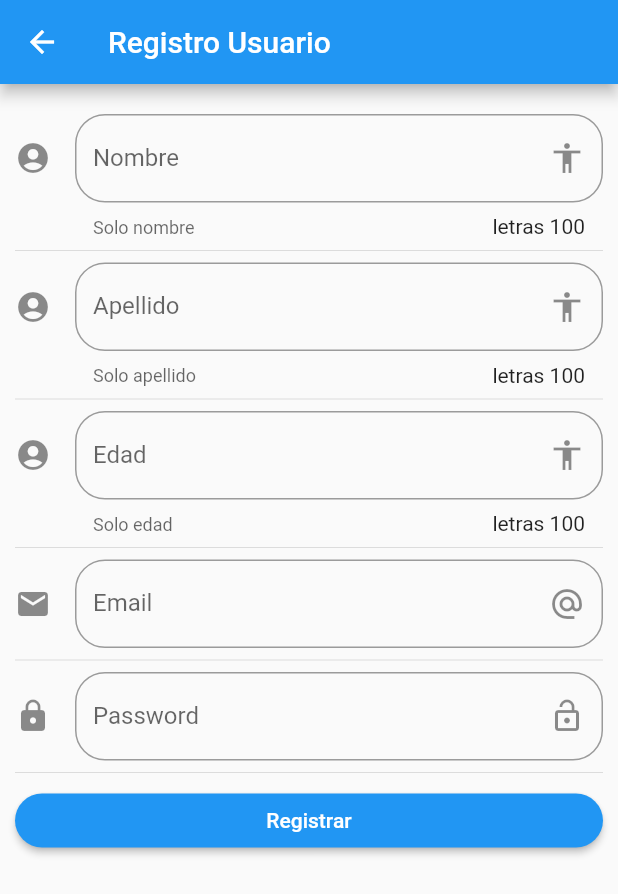
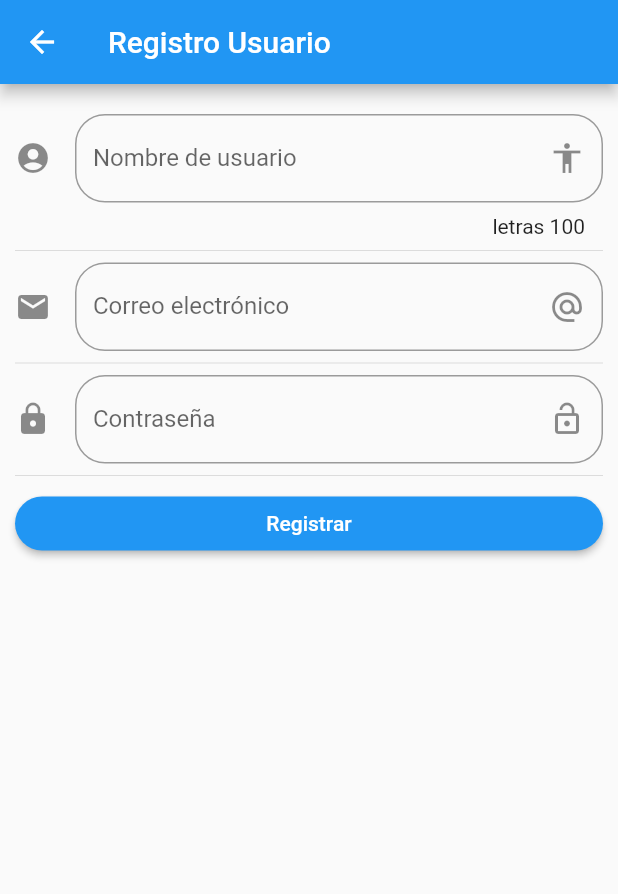
Before and after one commit to sebastianjsam/MoviePhileFrontend, a Flutter app: the RegistroPage screen opened by its route, on a phone screen of 412 x 824 dp. Shown: the top 894 px of the screen. Run offline on Flutter 3.47's test engine with Material 2 defaults, Android fonts, the phone set to English and light mode, and no system bars; drawn by our look-alikes of overlay_support; our stand-ins replace shared_preferences; accounts and stored records are empty; network calls fail.

Commit message:
1. Se agrega funcionalidad de registro de usuarios. 2. Se agrega funcionalidad de guardar token jwt y obtenerlo dinamicamente. 3. Se agrega funcionalidad de decodificar token jwt para obtener informacióno del usuario.

```diff
--- a/MoviePhile_Frontend/lib/src/Model/User.dart
+++ b/MoviePhile_Frontend/lib/src/Model/User.dart
@@ -1,13 +1,21 @@
 class User {
   String id;
   String userName;
+  String email;
+  String password;
 
-  User({this.id, this.userName});
+  User({this.id, this.userName, this.email, this.password});
 
   factory User.fromJson(Map<String, dynamic> json) {
     return User(
-      id: json['token'],
-      userName: json['token'],
+      id: json['id'],
+      userName: json['user'],
+      email: json['email'],
+      password: json['password']
     );
   }
+
+  Map<String, dynamic> toJson() => {
+    "id": this.id, "name": this.userName, "email": this.email, "password": this.password
+  };
 }
--- a/MoviePhile_Frontend/lib/src/pages/FilmComment.dart
+++ b/MoviePhile_Frontend/lib/src/pages/FilmComment.dart
@@ -33,7 +33,7 @@ class _CommentFilmState extends State<CommentFilm> {
 
   @override
   Widget build(BuildContext context) {
-    String userID = "cf282ca3-4017-4778-9999-454faaf3cc15";
+    String userID = "";
     final _comentario = TextEditingController(text: "");
     print(ModalRoute.of(context).settings.arguments);
 
@@ -145,7 +145,7 @@ class _CommentFilmState extends State<CommentFilm> {
         child: Row(
           children: [
             Text(
-              "Jsam@gmail.com",
+              "Comenta...",
               style: TextStyle(),
             ),
           ],
--- a/MoviePhile_Frontend/lib/src/pages/Registro_page.dart
+++ b/MoviePhile_Frontend/lib/src/pages/Registro_page.dart
@@ -1,4 +1,6 @@
 import 'package:flutter/material.dart';
+import 'package:flutter_demo/src/Model/User.dart';
+import 'package:flutter_demo/src/services/user_service.dart';
 
 class RegistroPage extends StatefulWidget {
   @override
@@ -6,10 +8,11 @@ class RegistroPage extends StatefulWidget {
 }
 
 class _RegistroPageState extends State<RegistroPage> {
-  String _nombre;
-  String _apellido;
-  String _email = '';
-  String _password = '';
+  User user;
+  final _id = TextEditingController();
+  final _name = TextEditingController();
+  final _email = TextEditingController();
+  final _password = TextEditingController();
   @override
   Widget build(BuildContext context) {
     return Scaffold(
@@ -21,10 +24,10 @@ class _RegistroPageState extends State<RegistroPage> {
         children: <Widget>[
           _crearNombre(),
           Divider(),
-          _crearApellido(),
-          Divider(),
-          _crearEdad(),
-          Divider(),
+          // _crearApellido(),
+          // Divider(),
+          // _crearEdad(),
+          // Divider(),
           _crearEmail(),
           Divider(),
           _crearContrasena(),
@@ -36,7 +39,24 @@ class _RegistroPageState extends State<RegistroPage> {
             textColor: Colors.white,
             shape: StadiumBorder(),
             onPressed: () {
-              Navigator.pop(context);
+              // Navigator.pop(context);
+              if(_name.text.isEmpty || _email.text.isEmpty || _password.text.isEmpty) {
+                _buildAlert(context);
+              } else {
+                user = User(
+                  userName: _name.text,
+                  email: _email.text,
+                  password: _password.text
+                );
+
+                register(user).then((value) => {
+                  if (value != null) {
+                    Navigator.pushNamed(context, 'Consultar Titulo')
+                  } else {
+                    // _buildAlert(context)
+                  }
+                });
+              }
             },
           ),
         ],
@@ -49,82 +69,74 @@ class _RegistroPageState extends State<RegistroPage> {
   Widget _crearNombre() {
     return TextField(
       //autofocus: true,
+      controller: _name,
       textCapitalization: TextCapitalization.sentences,
       decoration: InputDecoration(
-          border: OutlineInputBorder(borderRadius: BorderRadius.circular(20.0)),
-          counter: Text('letras 100'),
-          hintText: 'Nombre usuario',
-          labelText: 'Nombre',
-          helperText: 'Solo nombre',
-          suffixIcon: Icon(Icons.accessibility),
-          icon: Icon(Icons.account_circle)),
-      onChanged: (valor) {
-        setState(() {
-          _nombre = valor;
-        });
-      },
+        border: OutlineInputBorder(borderRadius: BorderRadius.circular(20.0)),
+        counter: Text('letras 100'),
+        hintText: 'Nombre de usuario',
+        labelText: 'Nombre de usuario',
+        suffixIcon: Icon(Icons.accessibility),
+        icon: Icon(Icons.account_circle)
+      )
     );
   }
 
 // Metodo que estructura el campo del nombre de apellido
 // return el campo de ingresar en apellido
-  Widget _crearApellido() {
-    return TextField(
-      //autofocus: true,
-      textCapitalization: TextCapitalization.sentences,
-      decoration: InputDecoration(
-          border: OutlineInputBorder(borderRadius: BorderRadius.circular(20.0)),
-          counter: Text('letras 100'),
-          hintText: 'Apellido usuario',
-          labelText: 'Apellido',
-          helperText: 'Solo apellido',
-          suffixIcon: Icon(Icons.accessibility),
-          icon: Icon(Icons.account_circle)),
-      onChanged: (valor) {
-        setState(() {
-          _apellido = valor;
-        });
-      },
-    );
-  }
+  // Widget _crearApellido() {
+  //   return TextField(
+  //     //autofocus: true,
+  //     textCapitalization: TextCapitalization.sentences,
+  //     decoration: InputDecoration(
+  //         border: OutlineInputBorder(borderRadius: BorderRadius.circular(20.0)),
+  //         counter: Text('letras 100'),
+  //         hintText: 'Apellido usuario',
+  //         labelText: 'Apellido',
+  //         helperText: 'Solo apellido',
+  //         suffixIcon: Icon(Icons.accessibility),
+  //         icon: Icon(Icons.account_circle)),
+  //     onChanged: (valor) {
+  //       setState(() {
+  //         _apellido = valor;
+  //       });
+  //     },
+  //   );
+  // }
 
-  Widget _crearEdad() {
-    return TextField(
-      //autofocus: true,
-      textCapitalization: TextCapitalization.sentences,
-      decoration: InputDecoration(
-          border: OutlineInputBorder(borderRadius: BorderRadius.circular(20.0)),
-          counter: Text('letras 100'),
-          hintText: 'Registrar Edad',
-          labelText: 'Edad',
-          helperText: 'Solo edad',
-          suffixIcon: Icon(Icons.accessibility),
-          icon: Icon(Icons.account_circle)),
-      onChanged: (valor) {
-        setState(() {
-          _apellido = valor;
-        });
-      },
-    );
-  }
+  // Widget _crearEdad() {
+  //   return TextField(
+  //     //autofocus: true,
+  //     textCapitalization: TextCapitalization.sentences,
+  //     decoration: InputDecoration(
+  //         border: OutlineInputBorder(borderRadius: BorderRadius.circular(20.0)),
+  //         counter: Text('letras 100'),
+  //         hintText: 'Registrar Edad',
+  //         labelText: 'Edad',
+  //         helperText: 'Solo edad',
+  //         suffixIcon: Icon(Icons.accessibility),
+  //         icon: Icon(Icons.account_circle)),
+  //     onChanged: (valor) {
+  //       setState(() {
+  //         _apellido = valor;
+  //       });
+  //     },
+  //   );
+  // }
 
   // Metodo que estructura el campo email
 // return el campo de ingresar email
   Widget _crearEmail() {
     return TextField(
       //autofocus: true,
+      controller: _email,
       keyboardType: TextInputType.emailAddress,
       decoration: InputDecoration(
           border: OutlineInputBorder(borderRadius: BorderRadius.circular(20.0)),
-          hintText: 'Email',
-          labelText: 'Email',
+          hintText: 'Correo electrónico',
+          labelText: 'Correo electrónico',
           suffixIcon: Icon(Icons.alternate_email),
-          icon: Icon(Icons.email)),
-      onChanged: (valor) {
-        setState(() {
-          _email = valor;
-        });
-      },
+          icon: Icon(Icons.email))
     );
   }
 
@@ -133,22 +145,41 @@ class _RegistroPageState extends State<RegistroPage> {
   Widget _crearContrasena() {
     return TextField(
       //autofocus: true,
+      controller: _password,
       obscureText: true,
       decoration: InputDecoration(
           border: OutlineInputBorder(borderRadius: BorderRadius.circular(20.0)),
-          hintText: 'Password',
-          labelText: 'Password',
+          hintText: 'Contraseña',
+          labelText: 'Contraseña',
           suffixIcon: Icon(Icons.lock_open),
-          icon: Icon(Icons.lock)),
-      onChanged: (valor) {
-        setState(() {
-          _password = valor;
-        });
+          icon: Icon(Icons.lock))
+    );
+  }
+
+  void _buildAlert(BuildContext context) {
+    showDialog(
+      context: context,
+      barrierDismissible: true,
+      builder: (context) {
+        return AlertDialog(
+          shape:
+              RoundedRectangleBorder(borderRadius: BorderRadius.circular(20.0)),
+          title: Text('Error'),
+          content: Column(
+            mainAxisSize: MainAxisSize.min,
+            children: <Widget>[
+              Text('Datos faltantes'),
+            ],
+          ),
+          actions: <Widget>[
+            FlatButton(
+                child: Text('OK'),
+                onPressed: () {
+                  Navigator.pop(context);
+                })
+          ],
+        );
       },
     );
   }
-
-// Metodo que estructura el campo texto que nuestra los campo que se estan escribiendo
-// return el campo un texto
-
 }
--- a/MoviePhile_Frontend/lib/src/services/SearchTitle_service.dart
+++ b/MoviePhile_Frontend/lib/src/services/SearchTitle_service.dart
@@ -1,14 +1,14 @@
 import 'dart:io';
 
 import 'package:flutter_demo/src/Model/Film.dart';
+import 'package:flutter_demo/src/services/user_service.dart';
 import 'package:flutter_demo/src/utils/TextApp.dart';
 import 'package:http/http.dart' as http;
 import 'dart:convert';
-
 import '../../main.dart';
 
 class searchTitle_service {
-  String token = TextApp.TOKEN_TEMPORAL;
+  String token;
 /**
    * Método que obtiene por medio de una petición get los datos de las películas y
    * series alojados en el API de la plataforma TMDB ya que estos van a ser mostrados
@@ -17,6 +17,7 @@ class searchTitle_service {
   String url = 'https://10.0.2.2:5001/api/Movies/popular';
   Future<List<Film>> getFilms() async {
     HttpOverrides.global = new MyHttpOverrides();
+    this.token =  await getStoredToken();
     final response = await http
         .get(Uri.parse(url), headers: {'Authorization': 'Bearer $token'});
 
@@ -35,6 +36,7 @@ class searchTitle_service {
   Future<List<Film>> getFilmsByName(String title) async {
     String url = 'https://10.0.2.2:5001/api/Movies/search?query=' + title;
     HttpOverrides.global = new MyHttpOverrides();
+    this.token = await getStoredToken();
     final response = await http
         .get(Uri.parse(url), headers: {'Authorization': 'Bearer $token'});
     List<Film> films = [];
@@ -52,7 +54,7 @@ class searchTitle_service {
   void addFilm(jsonData, List<Film> films, String path_img) {
     for (var item in jsonData["results"]) {
       films.add(Film(item["id"], item["original_title"],
-          '$path_img' '${item["poster_path"]}', item["overview"]));
+          '$path_img''${item["poster_path"]}', item["overview"]));
     }
   }
 }
--- a/MoviePhile_Frontend/pubspec.yaml
+++ b/MoviePhile_Frontend/pubspec.yaml
@@ -24,6 +24,7 @@ dependencies:
   flutter:
     sdk: flutter
   overlay_support: ^1.2.1
+  shared_preferences: ^2.0.6
 
 
   # The following adds the Cupertino Icons font to your application.
```
Also changed, not shown: MoviePhile_Frontend/lib/src/services/FilmCommentService.dart (+6 -2 lines), MoviePhile_Frontend/lib/src/services/user_service.dart (+76 -1 lines), MoviePhile_Frontend/pubspec.lock.
